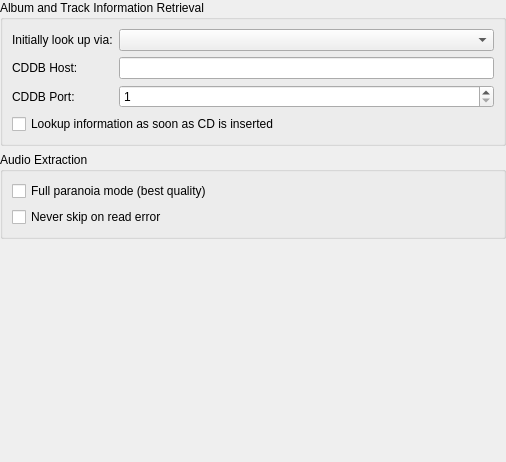
This is devices/audiocdsettings.ui in CDrummond/cantata as Qt 5 draws it before an edit. The edited form follows.
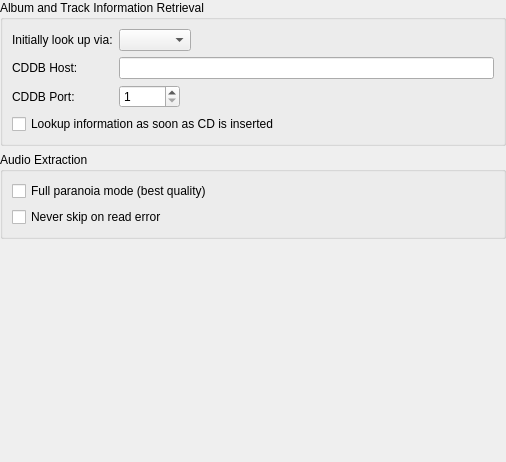
This is the edited form. Custom widgets are drawn as their Qt base class.

Patch:
```diff
--- a/devices/audiocdsettings.ui
+++ b/devices/audiocdsettings.ui
@@ -29,6 +29,9 @@
       <string>Album and Track Information Retrieval</string>
      </property>
      <layout class="QFormLayout" name="formLayout">
+      <property name="fieldGrowthPolicy">
+       <enum>QFormLayout::ExpandingFieldsGrow</enum>
+      </property>
       <item row="1" column="0">
        <widget class="BuddyLabel" name="cdLookupLabel">
         <property name="text">
```
